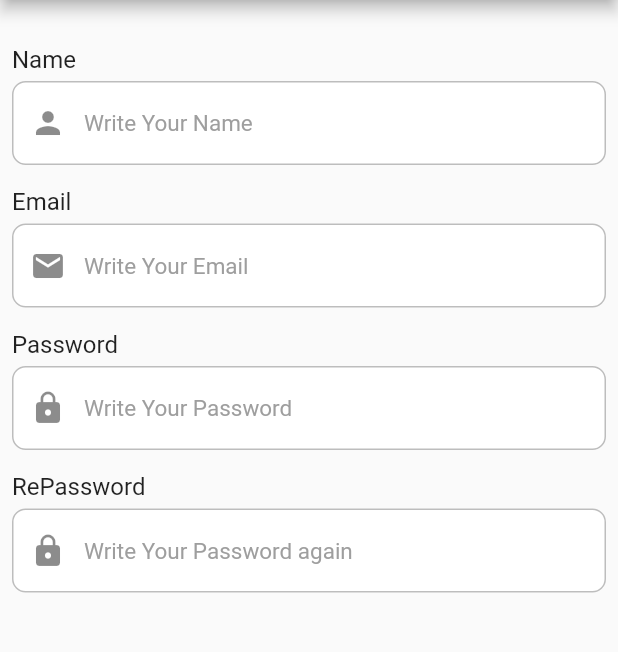
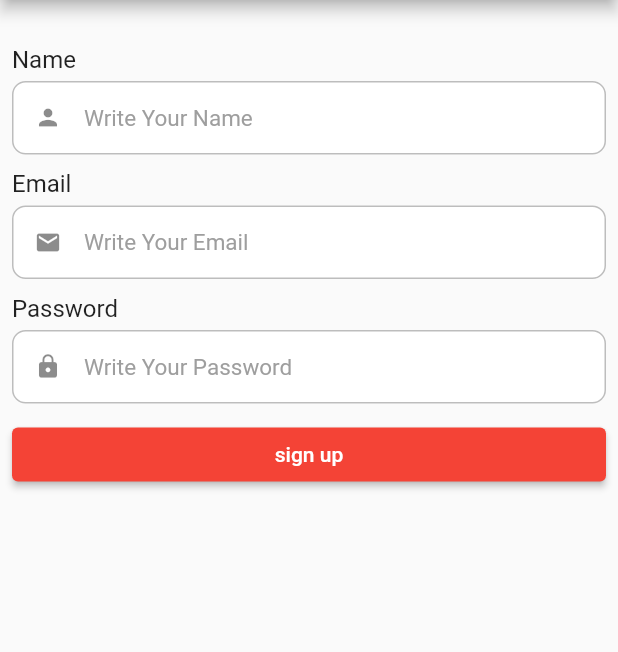
Before and after one commit to Mo0Khaled/handling-forms-demo, a Flutter app: the screen it shows after launch, on a phone screen of 412 x 824 dp, the part 84-736 px from its top. Run offline on Flutter 3.47's test engine with Material 2 defaults, Android fonts, the phone set to English and light mode, and no system bars; our stand-ins replace bloc, flutter_bloc, formz.

Commit message:
🔥 demo done

```diff
--- a/lib/signup/data/validators/email_validator.dart
+++ b/lib/core/rules/email_field.dart
@@ -2,9 +2,9 @@ import 'package:formz/formz.dart';
 
 enum EmailValidationError { invalid }
 
-class Email extends FormzInput<String, EmailValidationError> {
-  const Email.pure([String value = '']) : super.pure(value);
-  const Email.dirty([String value = '']) : super.dirty(value);
+class EmailField extends FormzInput<String, EmailValidationError> {
+  const EmailField.pure([String value = '']) : super.pure(value);
+  const EmailField.dirty([String value = '']) : super.dirty(value);
 
   static final _emailRegex = RegExp(
     r'^[a-zA-Z0-9.!#$%&’*+/=?^_`{|}~-]+@[a-zA-Z0-9-]+(?:(\.[a-zA-Z0-9-]{2,5}))*$',
--- a/lib/signup/data/validators/name_validator.dart
+++ b/lib/core/rules/name_field.dart
@@ -2,9 +2,9 @@ import 'package:formz/formz.dart';
 
 enum NameValidationError { invalid }
 
-class NameValidator extends FormzInput<String, NameValidationError> {
-  const NameValidator.pure([String value = '']) : super.pure(value);
-  const NameValidator.dirty([String value = '']) : super.dirty(value);
+class NameField extends FormzInput<String, NameValidationError> {
+  const NameField.pure([String value = '']) : super.pure(value);
+  const NameField.dirty([String value = '']) : super.dirty(value);
 
   static final _passwordRegex = RegExp(r'^([A-Za-z]{2,})+\ [A-Za-z\d]$');
 
--- /dev/null
+++ b/lib/core/rules/password_field.dart
@@ -0,0 +1,15 @@
+import 'package:formz/formz.dart';
+
+enum PasswordValidationError { invalid }
+
+class PasswordField extends FormzInput<String, PasswordValidationError> {
+  const PasswordField.pure([String value = '']) : super.pure(value);
+  const PasswordField.dirty([String value = '']) : super.dirty(value);
+
+  // ignore: unused_field
+  static final _passwordRegex = RegExp(r"/^(?=.*\d)(?=.*[a-zA-Z]).{6,20}$/");
+  @override
+  PasswordValidationError? validator(String? value) {
+    return (value ?? '').length >= 6 ? null : PasswordValidationError.invalid;
+  }
+}
--- a/lib/main.dart
+++ b/lib/main.dart
@@ -17,6 +17,7 @@ class MyApp extends StatelessWidget {
       theme: ThemeData(
         primarySwatch: Colors.red,
       ),
+      debugShowCheckedModeBanner: false,
       home: BlocProvider(
         create: (context) => SignUpCubit(),
         child: const SignUpScreen(),
--- a/lib/signup/cubit/sign_up_cubit.dart
+++ b/lib/signup/cubit/sign_up_cubit.dart
@@ -1,8 +1,26 @@
+import 'dart:developer';
 import 'package:bloc/bloc.dart';
-import 'package:meta/meta.dart';
+import 'package:flutter/material.dart';
+import 'package:formz/formz.dart';
+import 'package:handle_forms_demo/signup/data/sign_up_form.dart';
 
 part 'sign_up_state.dart';
 
 class SignUpCubit extends Cubit<SignUpState> {
   SignUpCubit() : super(SignUpInitial());
+
+  static final GlobalKey<FormState> signUpkey = GlobalKey<FormState>();
+  SignUpForm signUpForm = SignUpForm();
+
+  void signUpValidate() {
+    signUpkey.currentState!.save();
+    if (Formz.validate(signUpForm.inputs) == FormzStatus.valid) {
+      signUp();
+    }
+    emit(SignUPUnValid());
+  }
+
+  void signUp() {
+    log('signed up');
+  }
 }
--- a/lib/signup/cubit/sign_up_state.dart
+++ b/lib/signup/cubit/sign_up_state.dart
@@ -4,3 +4,4 @@ part of 'sign_up_cubit.dart';
 abstract class SignUpState {}
 
 class SignUpInitial extends SignUpState {}
+class SignUPUnValid extends SignUpState {}
--- /dev/null
+++ b/lib/signup/data/sign_up_form.dart
@@ -0,0 +1,20 @@
+import 'package:formz/formz.dart';
+import 'package:handle_forms_demo/core/rules/email_field.dart';
+import 'package:handle_forms_demo/core/rules/name_field.dart';
+import 'package:handle_forms_demo/core/rules/password_field.dart';
+
+
+class SignUpForm with FormzMixin {
+  NameField name;
+  EmailField email;
+  PasswordField password;
+
+  SignUpForm({
+    this.name = const NameField.pure(),
+    this.email = const EmailField.pure(),
+    this.password = const PasswordField.pure(),
+  });
+
+  @override
+  List<FormzInput> get inputs => [name, email, password];
+}
--- a/lib/signup/data/sign_up_model.dart
+++ /dev/null
@@ -1,3 +0,0 @@
-class SignUpModel {
-
-}
--- a/lib/signup/data/validators/password_validator.dart
+++ /dev/null
@@ -1,18 +0,0 @@
-import 'package:formz/formz.dart';
-
-enum PasswordValidationError { invalid }
-
-class PasswordValidator extends FormzInput<String, PasswordValidationError> {
-  const PasswordValidator.pure([String value = '']) : super.pure(value);
-  const PasswordValidator.dirty([String value = '']) : super.dirty(value);
-
-  static final _passwordRegex =
-      RegExp(r'^(?=.*[A-Za-z])(?=.*\d)[A-Za-z\d]{6,}$');
-
-  @override
-  PasswordValidationError? validator(String? value) {
-    return _passwordRegex.hasMatch(value ?? '')
-        ? null
-        : PasswordValidationError.invalid;
-  }
-}
--- a/lib/signup/screen/sign_up_screen.dart
+++ b/lib/signup/screen/sign_up_screen.dart
@@ -1,4 +1,9 @@
 import 'package:flutter/material.dart';
+import 'package:flutter_bloc/flutter_bloc.dart';
+import 'package:handle_forms_demo/core/rules/email_field.dart';
+import 'package:handle_forms_demo/core/rules/name_field.dart';
+import 'package:handle_forms_demo/core/rules/password_field.dart';
+import 'package:handle_forms_demo/signup/cubit/sign_up_cubit.dart';
 import 'package:handle_forms_demo/widgets/text_form_field.dart';
 
 class SignUpScreen extends StatelessWidget {
@@ -6,6 +11,7 @@ class SignUpScreen extends StatelessWidget {
 
   @override
   Widget build(BuildContext context) {
+    final signUpCubit = BlocProvider.of<SignUpCubit>(context, listen: false);
     return Scaffold(
       appBar: AppBar(
         title: const Text("Handling Forms Demo"),
@@ -13,38 +19,63 @@ class SignUpScreen extends StatelessWidget {
       ),
       body: Padding(
         padding: const EdgeInsets.all(8.0).copyWith(top: 30),
-        child: ListView(
-          children: const [
+        child: Form(
+          key: SignUpCubit.signUpkey,
+          child: BlocBuilder<SignUpCubit, SignUpState>(
+            builder: (context, state) {
+              return ListView(
+                children: [
                   DefaultTextField(
                     title: "Name",
+                    errorText: signUpCubit.signUpForm.name.invalid
+                        ? "please write full name first and last"
+                        : null,
                     hintText: "Write Your Name",
                     prefixIcon: Icons.person,
+                    onSave: (v) {
+                      signUpCubit.signUpForm.name = NameField.dirty(v!);
+                    },
                   ),
-            SizedBox(
-              height: 15,
+                  const SizedBox(
+                    height: 10,
                   ),
                   DefaultTextField(
                     title: "Email",
+                    errorText: signUpCubit.signUpForm.email.invalid
+                        ? "please write right email"
+                        : null,
                     hintText: "Write Your Email",
                     prefixIcon: Icons.mail,
+                    onSave: (v) {
+                      signUpCubit.signUpForm.email = EmailField.dirty(v!);
+                    },
                   ),
-            SizedBox(
-              height: 15,
+                  const SizedBox(
+                    height: 10,
                   ),
                   DefaultTextField(
                     title: "Password",
+                    errorText: signUpCubit.signUpForm.password.invalid
+                        ? "please write strong password more than 6 char"
+                        : null,
                     hintText: "Write Your Password",
                     prefixIcon: Icons.lock,
+                    obscureText: true,
+                    onSave: (v) {
+                      signUpCubit.signUpForm.password = PasswordField.dirty(v!);
+                    },
                   ),
-            SizedBox(
-              height: 15,
+                  const SizedBox(
+                    height: 10,
                   ),
-            DefaultTextField(
-              title: "RePassword",
-              hintText: "Write Your Password again",
-              prefixIcon: Icons.lock,
+                  ElevatedButton(
+                    onPressed: () => signUpCubit.signUpValidate(),
+                    child: const Text("sign up"),
+                  )
+                ],
+              );
+            },
           ),
-          ],
         ),
       ),
     );
--- a/lib/widgets/text_form_field.dart
+++ b/lib/widgets/text_form_field.dart
@@ -3,40 +3,26 @@ import 'package:flutter/services.dart';
 
 class DefaultTextField extends StatelessWidget {
   final String title;
+  final String? errorText;
+
   final String? hintText;
   final bool? obscureText;
-  final TextEditingController? controller;
-  final double? height;
-  final TextAlign? textAlign;
   final IconData? prefixIcon;
   final IconData? suffixIcon;
-  final String? Function(String value)? validator;
-  final String? Function(String? value)? onChange;
-  final FocusNode? focusNode;
-  final VoidCallback? onPress;
+  final String? Function(String? value)? onSave;
+
   final VoidCallback? suffixIconPress;
-  final int? makLength;
-  final TextInputType? textInputType;
-  final bool isFieldPassword;
 
   const DefaultTextField({
     Key? key,
     required this.title,
     this.hintText,
     this.obscureText = false,
-    this.controller,
-    this.height,
-    this.textAlign,
     this.prefixIcon,
     this.suffixIcon,
-    this.validator,
-    this.onChange,
-    this.focusNode,
-    this.onPress,
-    this.makLength,
-    this.textInputType,
-    this.isFieldPassword = false,
     this.suffixIconPress,
+    this.onSave,
+    this.errorText,
   }) : super(key: key);
 
   @override
@@ -52,21 +38,15 @@ class DefaultTextField extends StatelessWidget {
           height: 5,
         ),
         SizedBox(
-          height: height ?? 56,
           child: TextFormField(
-            keyboardType: textInputType,
-            inputFormatters: [
-              LengthLimitingTextInputFormatter(makLength),
-            ],
             obscuringCharacter: "*",
-            focusNode: focusNode,
-            onTap: onPress,
-            style: const TextStyle(
-              color: Color(0xFFE6E6FA),
-            ),
-            controller: controller,
             cursorColor: const Color(0xFFE6E6FA),
             decoration: InputDecoration(
+                contentPadding:
+                    const EdgeInsets.symmetric(horizontal: 10, vertical: 15),
+                errorMaxLines: 2,
+                isDense: true,
+                errorText: errorText,
                 filled: true,
                 fillColor: Colors.white,
                 enabledBorder: OutlineInputBorder(
@@ -82,16 +62,14 @@ class DefaultTextField extends StatelessWidget {
                   borderRadius: BorderRadius.circular(12),
                 ),
                 hintText: hintText,
-                hintStyle: TextStyle(
+                hintStyle: const TextStyle(
                   fontSize: 15,
-                  color: Colors.grey.shade500,
+                  color: Colors.grey,
                 ),
                 prefixIcon: Icon(prefixIcon),
                 suffixIcon: Icon(suffixIcon)),
             obscureText: obscureText!,
-            validator: (v) => validator!(v!),
-            onChanged: onChange == null ? null : (v) => onChange!(v),
-            textAlign: textAlign ?? TextAlign.left,
+            onSaved: onSave == null ? null : (v) => onSave!(v),
           ),
         ),
       ],
```
Lines whose indentation alone changed are shown as unchanged.
